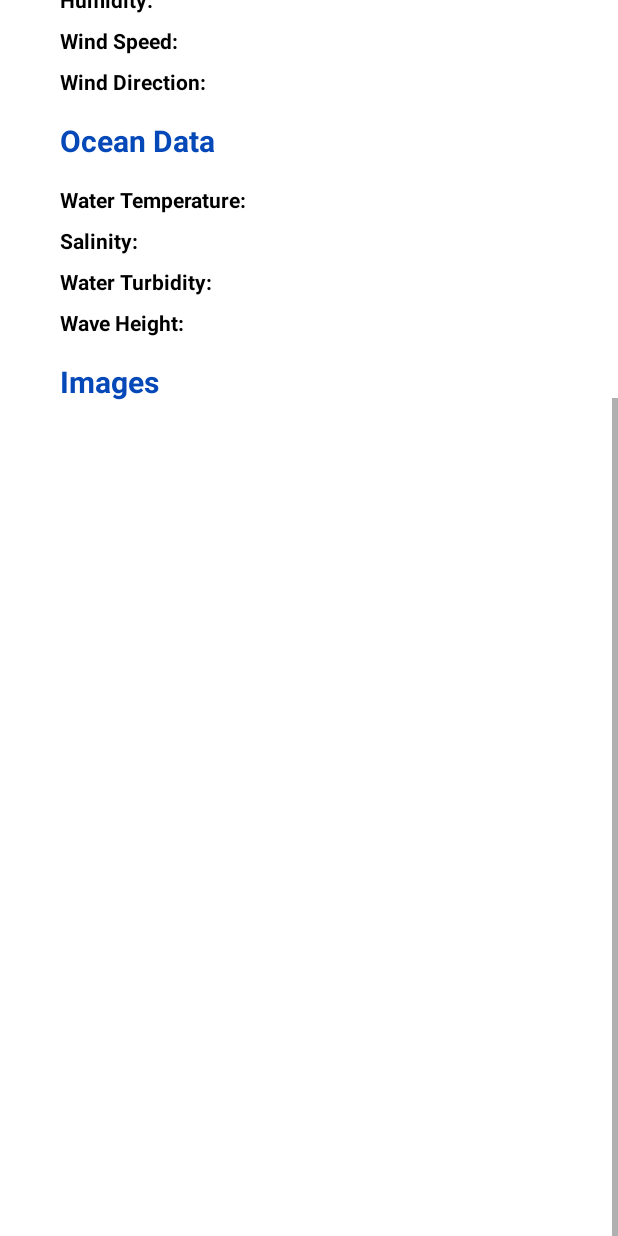
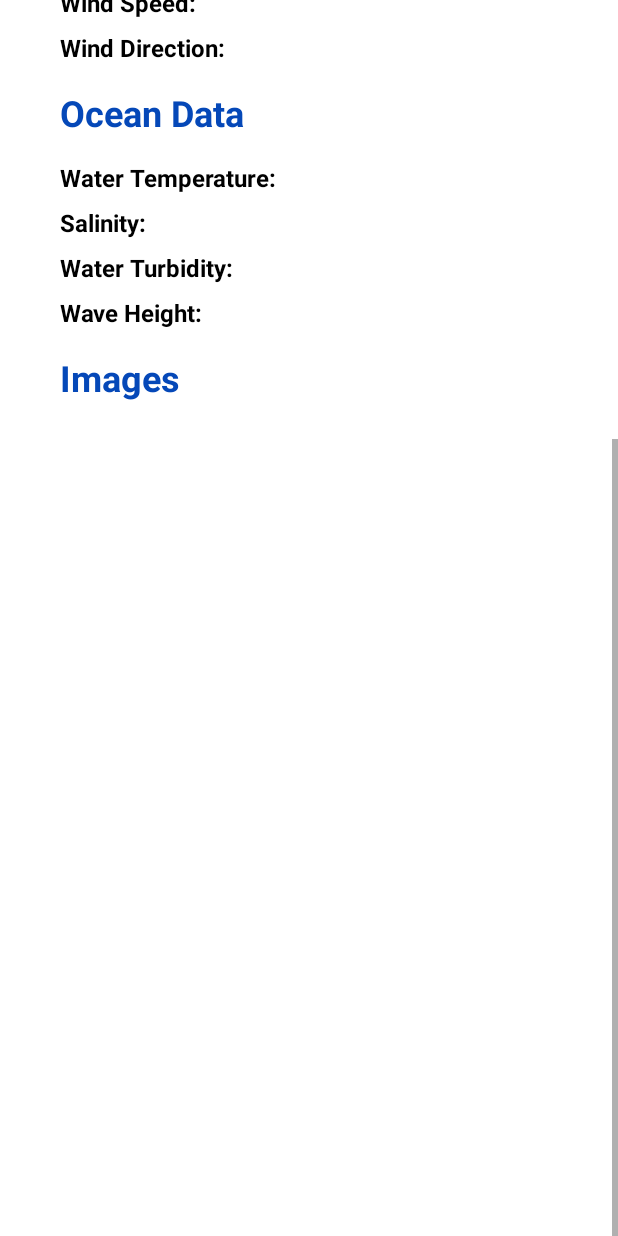
Before and after one commit to jhall1520/capstoneProject, an Android app: the layout fragment_view_data.xml on its own in the app's theme, with its tools: preview values and no code run, on a phone screen of 412 x 824 dp. Run offline under Robolectric (Android 15) with nearby library versions, the phone set to English and light mode, and no system bars.

Commit message:
updated text sizes in the view data fragment layout

```diff
--- a/coralReefProject/app/src/main/res/layout/fragment_view_data.xml
+++ b/coralReefProject/app/src/main/res/layout/fragment_view_data.xml
@@ -22,6 +22,7 @@
             android:layout_marginStart="80dp"
             android:layout_marginTop="16dp"
             android:textColor="@color/black"
+            android:textSize="16sp"
             app:layout_constraintStart_toEndOf="@+id/textViewReefNam"
             app:layout_constraintTop_toBottomOf="@+id/textView39" />
 
@@ -32,6 +33,7 @@
             android:layout_marginTop="8dp"
             android:text="@string/coordinates"
             android:textColor="@color/black"
+            android:textSize="16sp"
             android:textStyle="bold"
             app:layout_constraintStart_toStartOf="parent"
             app:layout_constraintTop_toBottomOf="@+id/textViewNumCorals" />
@@ -42,6 +44,7 @@
             android:layout_height="wrap_content"
             android:layout_marginTop="8dp"
             android:textColor="@color/black"
+            android:textSize="16sp"
             app:layout_constraintStart_toStartOf="@+id/textViewShowReef"
             app:layout_constraintTop_toBottomOf="@+id/textViewShowReef" />
 
@@ -52,6 +55,7 @@
             android:layout_marginTop="8dp"
             android:text="@string/coralName"
             android:textColor="@color/black"
+            android:textSize="16sp"
             android:textStyle="bold"
             app:layout_constraintStart_toStartOf="parent"
             app:layout_constraintTop_toBottomOf="@+id/textViewReefNam" />
@@ -63,6 +67,7 @@
             android:layout_marginTop="16dp"
             android:text="@string/reefName"
             android:textColor="@color/black"
+            android:textSize="16sp"
             android:textStyle="bold"
             app:layout_constraintStart_toStartOf="parent"
             app:layout_constraintTop_toBottomOf="@+id/textView39" />
@@ -73,6 +78,7 @@
             android:layout_height="wrap_content"
             android:layout_marginTop="8dp"
             android:textColor="@color/black"
+            android:textSize="16sp"
             app:layout_constraintStart_toStartOf="@+id/textViewShowNumCorals"
             app:layout_constraintTop_toBottomOf="@+id/textViewShowNumCorals" />
 
@@ -83,6 +89,7 @@
             android:layout_marginTop="8dp"
             android:text="@string/locationAccuracy"
             android:textColor="@color/black"
+            android:textSize="16sp"
             android:textStyle="bold"
             app:layout_constraintStart_toStartOf="parent"
             app:layout_constraintTop_toBottomOf="@+id/textViewCoord" />
@@ -93,6 +100,7 @@
             android:layout_height="wrap_content"
             android:layout_marginTop="8dp"
             android:textColor="@color/black"
+            android:textSize="16sp"
             app:layout_constraintStart_toStartOf="@+id/textViewShowCoord"
             app:layout_constraintTop_toBottomOf="@+id/textViewShowCoord" />
 
@@ -103,6 +111,7 @@
             android:layout_marginTop="8dp"
             android:text="@string/date"
             android:textColor="@color/black"
+            android:textSize="16sp"
             android:textStyle="bold"
             app:layout_constraintStart_toStartOf="parent"
             app:layout_constraintTop_toBottomOf="@+id/textViewEnter" />
@@ -113,6 +122,7 @@
             android:layout_height="wrap_content"
             android:layout_marginTop="8dp"
             android:textColor="@color/black"
+            android:textSize="16sp"
             app:layout_constraintStart_toStartOf="@+id/textViewUser"
             app:layout_constraintTop_toBottomOf="@+id/textViewUser" />
 
@@ -123,6 +133,7 @@
             android:layout_marginTop="16dp"
             android:text="@string/airTemp"
             android:textColor="@color/black"
+            android:textSize="16sp"
             android:textStyle="bold"
             app:layout_constraintStart_toStartOf="parent"
             app:layout_constraintTop_toBottomOf="@+id/textViewWeather" />
@@ -134,6 +145,7 @@
             android:layout_marginTop="16dp"
             android:text="@string/waterTemp"
             android:textColor="@color/black"
+            android:textSize="16sp"
             android:textStyle="bold"
             app:layout_constraintStart_toStartOf="parent"
             app:layout_constraintTop_toBottomOf="@+id/textViewOceanData" />
@@ -144,6 +156,7 @@
             android:layout_height="wrap_content"
             android:layout_marginTop="16dp"
             android:textColor="@color/black"
+            android:textSize="16sp"
             app:layout_constraintStart_toStartOf="@+id/textViewShowWindDir"
             app:layout_constraintTop_toBottomOf="@+id/textViewOceanData" />
 
@@ -153,6 +166,7 @@
             android:layout_height="wrap_content"
             android:layout_marginTop="16dp"
             android:textColor="@color/black"
+            android:textSize="16sp"
             app:layout_constraintStart_toStartOf="@+id/textViewShowAccuracy"
             app:layout_constraintTop_toBottomOf="@+id/textViewWeather" />
 
@@ -162,6 +176,7 @@
             android:layout_height="wrap_content"
             android:layout_marginTop="8dp"
             android:textColor="@color/black"
+            android:textSize="16sp"
             app:layout_constraintStart_toStartOf="@+id/textViewShowWaterTemp"
             app:layout_constraintTop_toBottomOf="@+id/textViewShowWaterTemp" />
 
@@ -172,6 +187,7 @@
             android:layout_marginTop="8dp"
             android:text="@string/waterTubidity"
             android:textColor="@color/black"
+            android:textSize="16sp"
             android:textStyle="bold"
             app:layout_constraintStart_toStartOf="parent"
             app:layout_constraintTop_toBottomOf="@+id/textViewSal" />
@@ -183,6 +199,7 @@
             android:layout_marginTop="8dp"
             android:text="@string/salinity"
             android:textColor="@color/black"
+            android:textSize="16sp"
             android:textStyle="bold"
             app:layout_constraintStart_toStartOf="parent"
             app:layout_constraintTop_toBottomOf="@+id/textViewWater" />
@@ -193,6 +210,7 @@
             android:layout_height="wrap_content"
             android:layout_marginTop="8dp"
             android:textColor="@color/black"
+            android:textSize="16sp"
             app:layout_constraintStart_toStartOf="@+id/textViewShowSal"
             app:layout_constraintTop_toBottomOf="@+id/textViewShowSal" />
 
@@ -202,6 +220,7 @@
             android:layout_height="wrap_content"
             android:layout_marginTop="8dp"
             android:textColor="@color/black"
+            android:textSize="16sp"
             app:layout_constraintStart_toStartOf="@+id/textViewShowWaterTurb"
             app:layout_constraintTop_toBottomOf="@+id/textViewShowWaterTurb" />
 
@@ -212,6 +231,7 @@
             android:layout_marginTop="8dp"
             android:text="@string/waveHeight"
             android:textColor="@color/black"
+            android:textSize="16sp"
             android:textStyle="bold"
             app:layout_constraintStart_toStartOf="parent"
             app:layout_constraintTop_toBottomOf="@+id/textViewTurb" />
@@ -223,6 +243,7 @@
             android:layout_marginTop="8dp"
             android:text="@string/cloudCov"
             android:textColor="@color/black"
+            android:textSize="16sp"
             android:textStyle="bold"
             app:layout_constraintStart_toStartOf="parent"
             app:layout_constraintTop_toBottomOf="@+id/textViewAir" />
@@ -233,6 +254,7 @@
             android:layout_height="wrap_content"
             android:layout_marginTop="8dp"
             android:textColor="@color/black"
+            android:textSize="16sp"
             app:layout_constraintStart_toStartOf="@+id/textViewShowTemp"
             app:layout_constraintTop_toBottomOf="@+id/textViewShowTemp" />
 
@@ -243,6 +265,7 @@
             android:layout_marginTop="8dp"
             android:text="@string/humidity"
             android:textColor="@color/black"
+            android:textSize="16sp"
             android:textStyle="bold"
             app:layout_constraintStart_toStartOf="parent"
             app:layout_constraintTop_toBottomOf="@+id/textViewCloud" />
@@ -253,6 +276,7 @@
             android:layout_height="wrap_content"
             android:layout_marginTop="8dp"
             android:textColor="@color/black"
+            android:textSize="16sp"
             app:layout_constraintStart_toStartOf="@+id/textViewShowCloud"
             app:layout_constraintTop_toBottomOf="@+id/textViewShowCloud" />
 
@@ -263,6 +287,7 @@
             android:layout_marginTop="8dp"
             android:text="@string/numCorals"
             android:textColor="@color/black"
+            android:textSize="16sp"
             android:textStyle="bold"
             app:layout_constraintStart_toStartOf="parent"
             app:layout_constraintTop_toBottomOf="@+id/textViewCoralNam" />
@@ -273,6 +298,7 @@
             android:layout_height="wrap_content"
             android:layout_marginTop="8dp"
             android:textColor="@color/black"
+            android:textSize="16sp"
             app:layout_constraintStart_toStartOf="@+id/textViewShowCoral"
             app:layout_constraintTop_toBottomOf="@+id/textViewShowCoral" />
 
@@ -283,6 +309,7 @@
             android:layout_marginTop="8dp"
             android:text="@string/windSpeed"
             android:textColor="@color/black"
+            android:textSize="16sp"
             android:textStyle="bold"
             app:layout_constraintStart_toStartOf="parent"
             app:layout_constraintTop_toBottomOf="@+id/textViewHumid" />
@@ -294,6 +321,7 @@
             android:layout_marginTop="8dp"
             android:text="@string/windDirection"
             android:textColor="@color/black"
+            android:textSize="16sp"
             android:textStyle="bold"
             app:layout_constraintStart_toStartOf="parent"
             app:layout_constraintTop_toBottomOf="@+id/textViewWindSp" />
@@ -304,6 +332,7 @@
             android:layout_height="wrap_content"
             android:layout_marginTop="8dp"
             android:textColor="@color/black"
+            android:textSize="16sp"
             app:layout_constraintStart_toStartOf="@+id/textViewShowHumid"
             app:layout_constraintTop_toBottomOf="@+id/textViewShowHumid" />
 
@@ -313,6 +342,7 @@
             android:layout_height="wrap_content"
             android:layout_marginTop="8dp"
             android:textColor="@color/black"
+            android:textSize="16sp"
             app:layout_constraintStart_toStartOf="@+id/textViewShowWindSp"
             app:layout_constraintTop_toBottomOf="@+id/textViewShowWindSp" />
 
@@ -323,7 +353,7 @@
             android:layout_marginTop="16dp"
             android:text="@string/weatherData"
             android:textColor="@color/blue"
-            android:textSize="20sp"
+            android:textSize="24sp"
             android:textStyle="bold"
             app:layout_constraintStart_toStartOf="parent"
             app:layout_constraintTop_toBottomOf="@+id/textViewDat" />
@@ -335,7 +365,7 @@
             android:layout_marginTop="16dp"
             android:text="@string/oceanData"
             android:textColor="@color/blue"
-            android:textSize="20sp"
+            android:textSize="24sp"
             android:textStyle="bold"
             app:layout_constraintStart_toStartOf="parent"
             app:layout_constraintTop_toBottomOf="@+id/textViewWindDir" />
@@ -347,7 +377,7 @@
             android:layout_marginTop="16dp"
             android:text="@string/images"
             android:textColor="@color/blue"
-            android:textSize="20sp"
+            android:textSize="24sp"
             android:textStyle="bold"
             app:layout_constraintStart_toStartOf="parent"
             app:layout_constraintTop_toBottomOf="@+id/textViewWave" />
@@ -369,6 +399,7 @@
             android:layout_marginTop="8dp"
             android:text="@string/enteredBy"
             android:textColor="@color/black"
+            android:textSize="16sp"
             android:textStyle="bold"
             app:layout_constraintStart_toStartOf="parent"
             app:layout_constraintTop_toBottomOf="@+id/textViewLocationAccuracy" />
@@ -379,6 +410,7 @@
             android:layout_height="wrap_content"
             android:layout_marginTop="8dp"
             android:textColor="@color/black"
+            android:textSize="16sp"
             app:layout_constraintStart_toStartOf="@+id/textViewShowAccuracy"
             app:layout_constraintTop_toBottomOf="@+id/textViewShowAccuracy" />
 
@@ -388,7 +420,7 @@
             android:layout_height="wrap_content"
             android:text="@string/details"
             android:textColor="@color/blue"
-            android:textSize="20sp"
+            android:textSize="24sp"
             android:textStyle="bold"
             app:layout_constraintStart_toStartOf="parent"
             app:layout_constraintTop_toTopOf="parent" />
```
